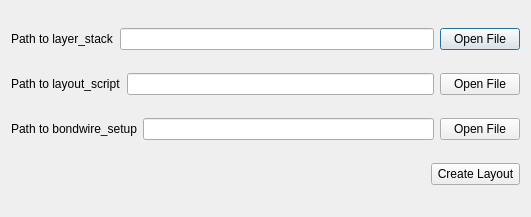
Before: the Qt Designer form NEW_UI/ui/editLayout.ui in e3da/PowerSynth2-core, drawn with Qt 5.
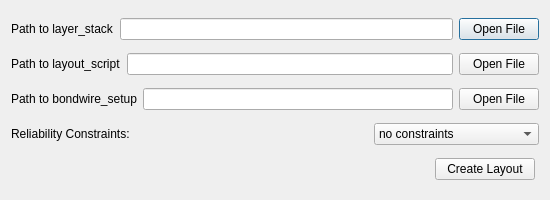
After: the same form once the commit is applied.

What changed in the file:
```diff
--- a/NEW_UI/ui/editLayout.ui
+++ b/NEW_UI/ui/editLayout.ui
@@ -6,8 +6,8 @@
    <rect>
     <x>0</x>
     <y>0</y>
-    <width>531</width>
-    <height>217</height>
+    <width>550</width>
+    <height>200</height>
    </rect>
   </property>
   <property name="windowTitle">
@@ -131,6 +131,52 @@
      </item>
     </layout>
    </item>
+   <item>
+    <layout class="QHBoxLayout" name="horizontalLayout">
+     <item>
+      <widget class="QLabel" name="label">
+       <property name="text">
+        <string>Reliability Constraints:</string>
+       </property>
+      </widget>
+     </item>
+     <item>
+      <spacer name="horizontalSpacer">
+       <property name="orientation">
+        <enum>Qt::Horizontal</enum>
+       </property>
+       <property name="sizeType">
+        <enum>QSizePolicy::Maximum</enum>
+       </property>
+       <property name="sizeHint" stdset="0">
+        <size>
+         <width>250</width>
+         <height>20</height>
+        </size>
+       </property>
+      </spacer>
+     </item>
+     <item>
+      <widget class="QComboBox" name="combo_reliability_constraints">
+       <item>
+        <property name="text">
+         <string>no constraints</string>
+        </property>
+       </item>
+       <item>
+        <property name="text">
+         <string>average case</string>
+        </property>
+       </item>
+       <item>
+        <property name="text">
+         <string>worst case consideration</string>
+        </property>
+       </item>
+      </widget>
+     </item>
+    </layout>
+   </item>
    <item>
     <layout class="QHBoxLayout" name="horizontalLayout_5">
      <item>
```
Left out of the diff: 2 changed lines with no effect on the pictures.
